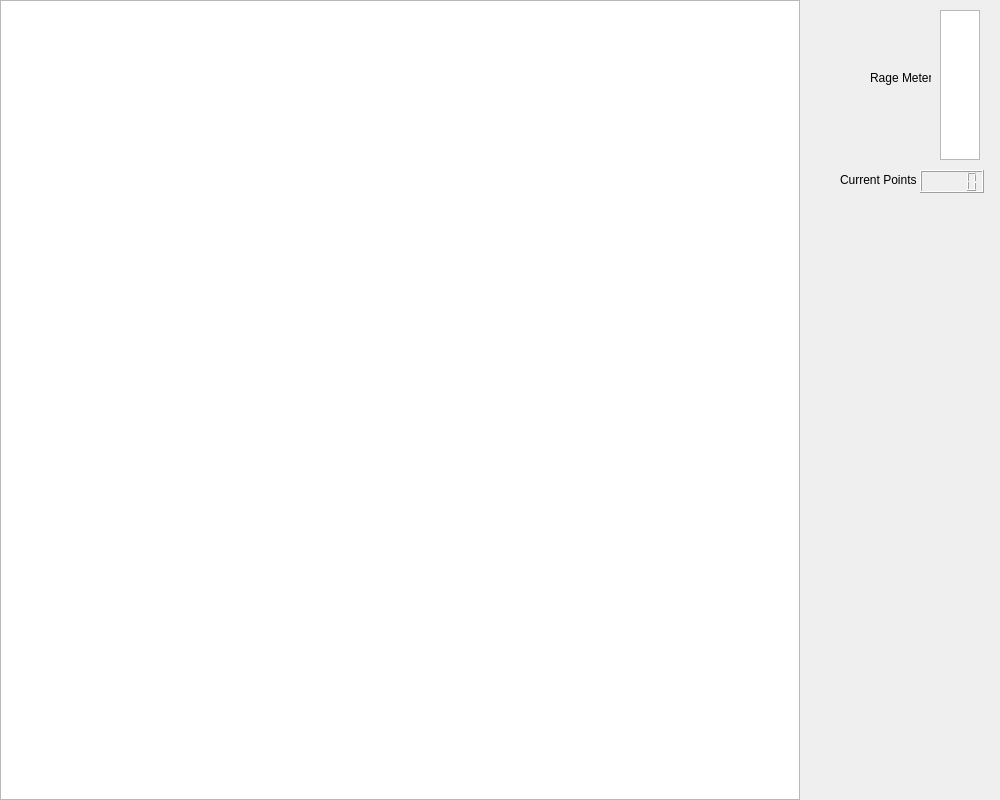
Before: the Qt Designer form Game/mainwindow.ui in AkiKankaanpaa/Prog3Project, drawn with Qt 5.
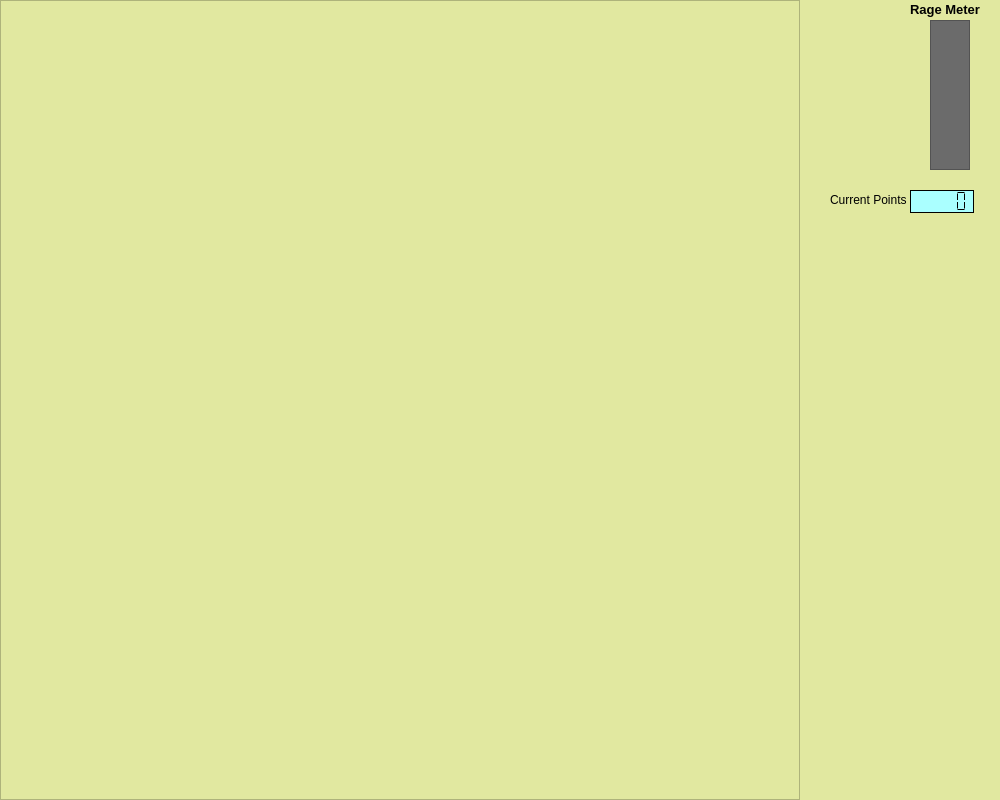
After: the same form once the commit is applied.

Commit message: renamed the pedestrian class (mostly renamed to gamepiece), renamed playerbus class to bus, did a small ui overhaul, finished unittests for gamestatistics as well as renamed several functions and private variables, added difficulty settings for game speed as well as spawning rates of gamepieces, and renamed the coordinate file.

```diff
--- a/Game/mainwindow.ui
+++ b/Game/mainwindow.ui
@@ -11,7 +11,10 @@
    </rect>
   </property>
   <property name="windowTitle">
-   <string>Genocidal Busman</string>
+   <string>Genocidal Nysseman</string>
+  </property>
+  <property name="styleSheet">
+   <string notr="true">background-color: rgb(225,232,160);</string>
   </property>
   <widget class="QWidget" name="centralwidget">
    <widget class="QLabel" name="backgroundLabel">
@@ -66,12 +69,15 @@
    <widget class="QLabel" name="pointLabel">
     <property name="geometry">
      <rect>
-      <x>840</x>
-      <y>170</y>
+      <x>830</x>
+      <y>190</y>
       <width>81</width>
       <height>20</height>
      </rect>
     </property>
+    <property name="styleSheet">
+     <string notr="true">color: rgb(0, 0, 0);</string>
+    </property>
     <property name="text">
      <string>Current Points</string>
     </property>
@@ -79,34 +85,59 @@
    <widget class="QLCDNumber" name="lcdPoints">
     <property name="geometry">
      <rect>
-      <x>920</x>
-      <y>170</y>
+      <x>910</x>
+      <y>190</y>
       <width>64</width>
       <height>23</height>
      </rect>
     </property>
+    <property name="font">
+     <font>
+      <weight>50</weight>
+      <bold>false</bold>
+     </font>
+    </property>
+    <property name="styleSheet">
+     <string notr="true">background-color: rgb(170, 255, 255);
+color: rgb(0, 0, 0);
+border-color: rgb(0, 0, 0);
+border-width : 1.2px;
+border-style:inset;</string>
+    </property>
+    <property name="smallDecimalPoint">
+     <bool>false</bool>
+    </property>
+    <property name="segmentStyle">
+     <enum>QLCDNumber::Flat</enum>
+    </property>
    </widget>
    <widget class="QGraphicsView" name="rageMeter">
     <property name="geometry">
      <rect>
-      <x>940</x>
-      <y>10</y>
+      <x>930</x>
+      <y>20</y>
       <width>40</width>
       <height>150</height>
      </rect>
     </property>
+    <property name="styleSheet">
+     <string notr="true">background-color: rgb(107, 107, 107);</string>
+    </property>
    </widget>
    <widget class="QLabel" name="label">
     <property name="geometry">
      <rect>
-      <x>870</x>
-      <y>70</y>
-      <width>61</width>
-      <height>16</height>
+      <x>910</x>
+      <y>0</y>
+      <width>81</width>
+      <height>20</height>
      </rect>
     </property>
+    <property name="styleSheet">
+     <string notr="true">color: rgb(0, 0, 0);</string>
+    </property>
     <property name="text">
-     <string>Rage Meter:</string>
+     <string>&lt;html&gt;&lt;head/&gt;&lt;body&gt;&lt;p&gt;&lt;span style=&quot; font-size:10pt; font-weight:600;&quot;&gt;Rage Meter&lt;/span&gt;&lt;/p&gt;&lt;/body&gt;&lt;/html&gt;</string>
     </property>
    </widget>
    <widget class="QLabel" name="infoLabel">
```
The commit also changes 16 other files.
